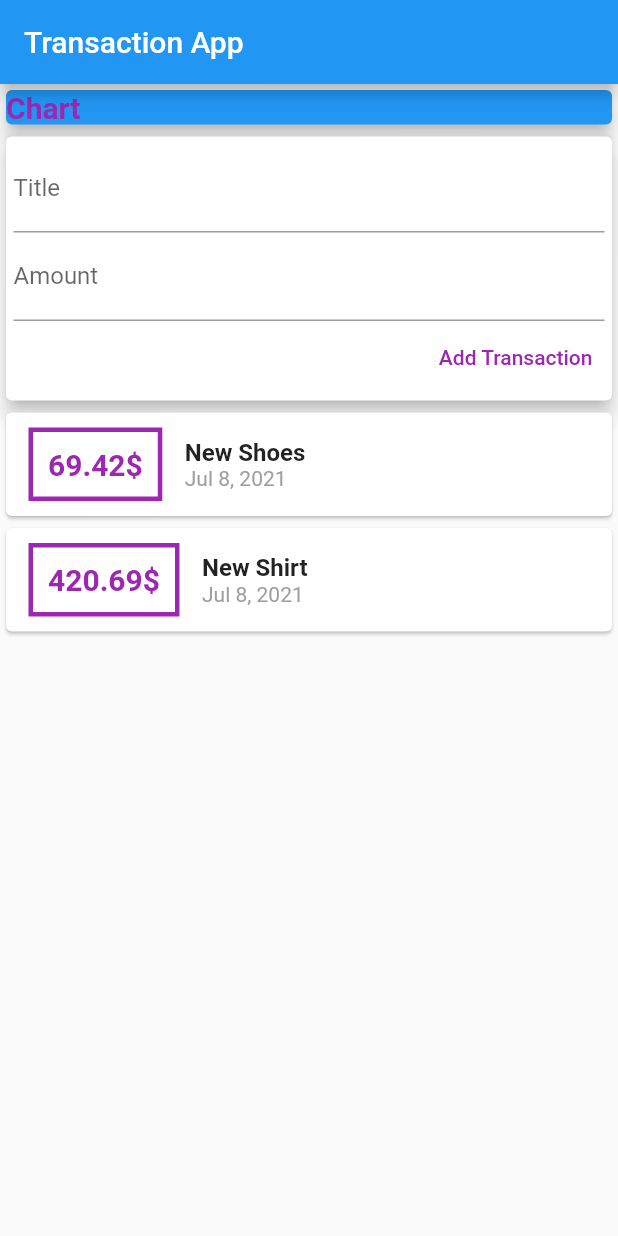
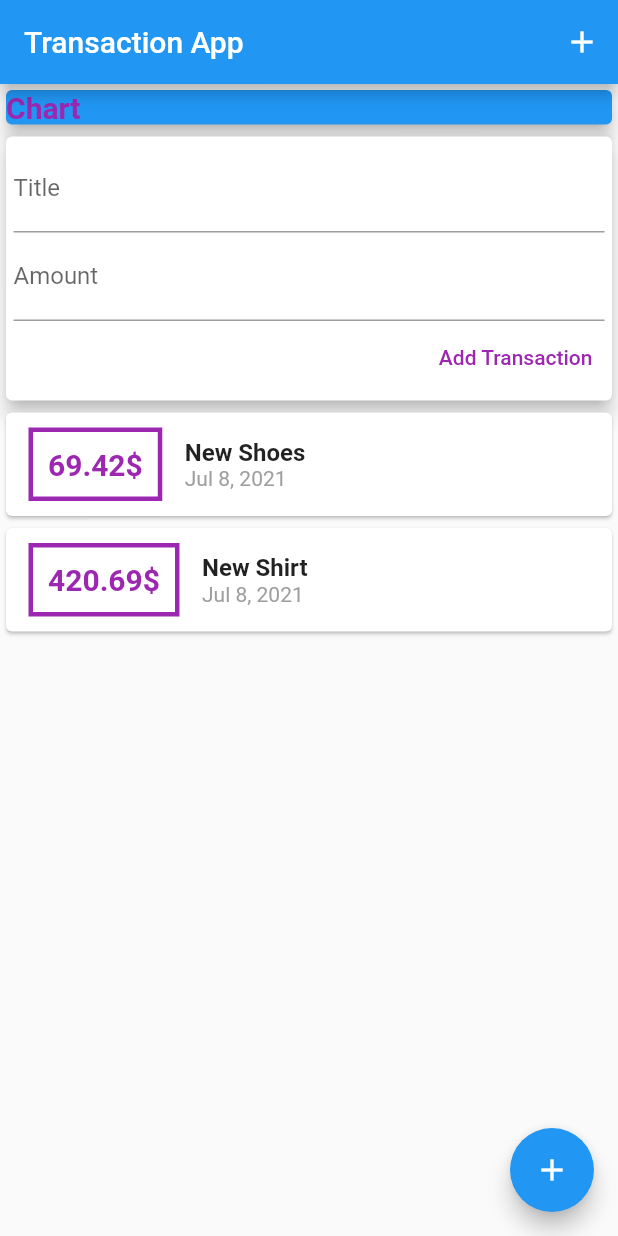
Before and after one commit to usamaTheFirst/expense-tracker-flutter, a Flutter app: the screen it shows after launch, after a tap on "Add Transaction", on a phone screen of 412 x 824 dp. Run offline on Flutter 3.47's test engine with Material 2 defaults, Android fonts, the phone set to English and light mode, and no system bars.

```diff
--- a/lib/main.dart
+++ b/lib/main.dart
@@ -10,6 +10,7 @@ class MyApp extends StatelessWidget {
   @override
   Widget build(BuildContext context) {
     return MaterialApp(
+      debugShowCheckedModeBanner: false,
       title: 'Flutter Demo',
       theme: ThemeData(
         primarySwatch: Colors.blue,
@@ -34,6 +35,15 @@ class MyHomePage extends StatelessWidget {
     return Scaffold(
       appBar: AppBar(
         title: Text('Transaction App'),
+        actions: [
+          IconButton(
+            icon: Icon(
+              Icons.add,
+              color: Colors.white,
+            ),
+            onPressed: () {},
+          )
+        ],
       ),
       body: SingleChildScrollView(
         child: Center(
@@ -57,7 +67,11 @@ class MyHomePage extends StatelessWidget {
           ),
         ),
       ),
+
       // This trailing comma makes auto-formatting nicer for build methods.
+      floatingActionButton: FloatingActionButton(
+        child: Icon(Icons.add),
+      ),
     );
   }
 }
--- a/lib/widgets/new_transaction.dart
+++ b/lib/widgets/new_transaction.dart
@@ -25,14 +25,10 @@ class NewTransaction extends StatelessWidget {
               controller: amountController,
               keyboardType: TextInputType.number,
               decoration: InputDecoration(labelText: 'Amount'),
+              onSubmitted: (_) => addTransaction(),
             ),
             TextButton(
-                onPressed: () {
-                  print(titleController.text);
-                  print(amountController.text);
-                  onPresses(titleController.text,
-                      double.parse(amountController.text));
-                },
+                onPressed: addTransaction,
                 child: Text(
                   "Add Transaction",
                   style: TextStyle(color: Colors.purple),
@@ -42,4 +38,13 @@ class NewTransaction extends StatelessWidget {
       ),
     );
   }
+
+  void addTransaction() {
+    try {
+      var enteredAmount = double.parse(amountController.text);
+      var enteredTitle = titleController.text;
+      if (enteredTitle != null && enteredAmount != null && enteredAmount >= 0)
+        onPresses(enteredTitle, enteredAmount);
+    } catch (e) {}
+  }
 }
--- a/lib/widgets/transaction_list.dart
+++ b/lib/widgets/transaction_list.dart
@@ -22,7 +22,7 @@ class TransactionList extends StatelessWidget {
                   margin: EdgeInsets.symmetric(horizontal: 15, vertical: 10),
                   padding: EdgeInsets.all(10),
                   child: Text(
-                    '${transactions[index].amount}\$',
+                    '${transactions[index].amount.toStringAsFixed(2)}\$',
                     style: Theme.of(context).textTheme.headline1,
                   ),
                   decoration: BoxDecoration(
```
